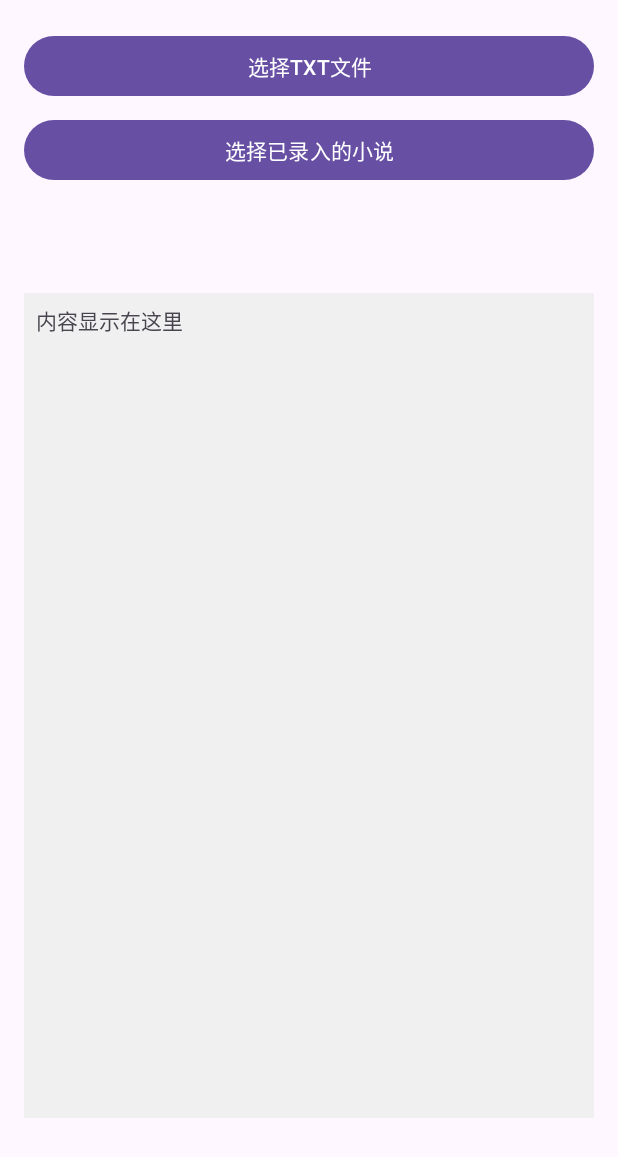
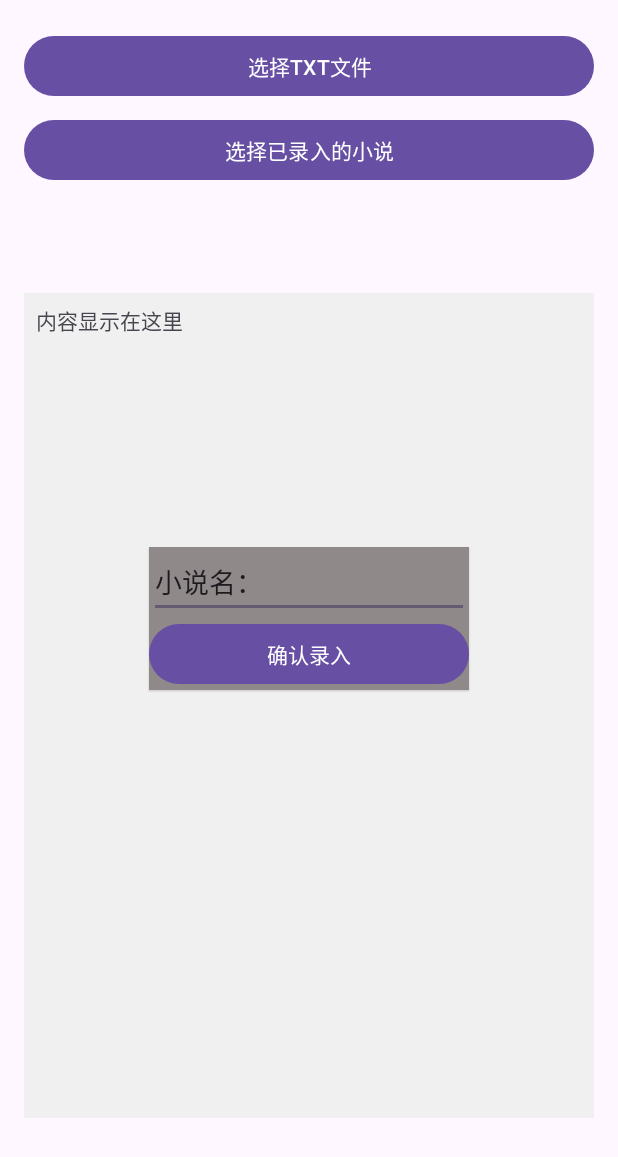
Before and after one commit to DongYangYuWHJ/audioBook, an Android app: the screen it shows after launch (MainActivity), after a tap on "选择TXT文件", on a phone screen of 412 x 824 dp. Shown: the top 1157 px of the screen. Run offline under Robolectric (Android 15) with nearby library versions, the phone set to English and light mode, and no system bars.

Commit message:
动态录入功能完成

```diff
--- a/app/src/main/java/com/example/myapplication/Adapter_TitleViewNovelRecorded.java
+++ b/app/src/main/java/com/example/myapplication/Adapter_TitleViewNovelRecorded.java
@@ -1,9 +1,11 @@
 package com.example.myapplication;
 
 import android.content.Context;
+import android.util.Log;
 import android.view.LayoutInflater;
 import android.view.View;
 import android.view.ViewGroup;
+import android.widget.Button;
 import android.widget.TextView;
 
 import androidx.annotation.NonNull;
@@ -15,10 +17,13 @@ public class Adapter_TitleViewNovelRecorded extends
         RecyclerView.Adapter<Adapter_TitleViewNovelRecorded.MyViewHolder> {
     Context context;
     ArrayList<TitleViewNovelRecorded> titles;
+    private OnButtonClickListener listener;
 
-    public Adapter_TitleViewNovelRecorded(Context context, ArrayList<TitleViewNovelRecorded> titles) {
+    public Adapter_TitleViewNovelRecorded(Context context, ArrayList<TitleViewNovelRecorded> titles,
+                                          OnButtonClickListener listener) {
         this.context = context;
         this.titles = titles;
+        this.listener = listener;
     }
 
     @NonNull
@@ -34,6 +39,7 @@ public class Adapter_TitleViewNovelRecorded extends
     public void onBindViewHolder(@NonNull Adapter_TitleViewNovelRecorded.MyViewHolder holder, int position) {
         //assign value to each row
         holder.title.setText(titles.get(position).getTitle());
+        holder.bind(titles.get(position).getTitle(), listener);
     }
 
     @Override
@@ -42,14 +48,32 @@ public class Adapter_TitleViewNovelRecorded extends
         return titles.size();
     }
 
+    // 更新数据
+    public void updateData(ArrayList<TitleViewNovelRecorded> newTitles) {
+        titles = newTitles;
+        Log.d("donghuiAdapter", "??" + newTitles.size());
+        for(int i = 0; i < titles.size(); i++){
+            Log.d("donghuiAdapter", "" + titles.get(i));
+        }
+        notifyDataSetChanged();
+    }
+
     public static class MyViewHolder extends RecyclerView.ViewHolder{
         //similar to onCreate:
         //grab views from row layout
-        TextView title;
+        Button title;
         public MyViewHolder(@NonNull View itemView) {
             super(itemView);
 
             title = itemView.findViewById(R.id.title);
         }
+        public void bind(String fileName, OnButtonClickListener listener){
+            title.setText(fileName);
+            title.setOnClickListener(v -> {
+                if (listener != null) {
+                    listener.onButtonClick(fileName);
+                }
+            });
+        }
     }
 }
--- a/app/src/main/java/com/example/myapplication/MainActivity.java
+++ b/app/src/main/java/com/example/myapplication/MainActivity.java
@@ -7,10 +7,13 @@ import android.text.method.ScrollingMovementMethod;
 import android.util.Log;
 import android.view.View;
 import android.widget.Button;
+import android.widget.EditText;
 import android.widget.ScrollView;
 import android.widget.TextView;
+import android.widget.Toast;
 
 import androidx.annotation.Nullable;
+import androidx.appcompat.app.AlertDialog;
 import androidx.appcompat.app.AppCompatActivity;
 import androidx.recyclerview.widget.LinearLayoutManager;
 import androidx.recyclerview.widget.RecyclerView;
@@ -27,11 +30,15 @@ import java.util.ArrayList;
 import org.mozilla.universalchardet.UniversalDetector;
 
 
-public class MainActivity extends AppCompatActivity {
+public class MainActivity extends AppCompatActivity implements OnButtonClickListener {
 
     private static final int PICK_TXT_FILE = 1; // 请求代码
     private TextView txtContent;
     ArrayList<TitleViewNovelRecorded> novelTitles;
+    Adapter_TitleViewNovelRecorded adapter;
+    private EditText textNovelTitleForInput;
+    RecyclerView recyclerView;
+    View pageNovel;
 
     @Override
     protected void onCreate(Bundle savedInstanceState) {
@@ -40,38 +47,52 @@ public class MainActivity extends AppCompatActivity {
 
         Button buttonReadFile = findViewById(R.id.buttonReadFile);
         Button buttonSelectAlreadyReadNovel = findViewById(R.id.buttonReadStoredNovel);
-        ScrollView alreadyReadNovelSelectionList = findViewById(R.id.read_novel_selection_list);
+//        ScrollView alreadyReadNovelSelectionList = findViewById(R.id.read_novel_selection_list);
         Button buttonSelectionNovel1 = findViewById(R.id.button_test);
-        View pageNovel = findViewById(R.id.read_novel_page);
-        RecyclerView recyclerView = findViewById(R.id.recycler_view);
+        pageNovel = findViewById(R.id.read_novel_page);
+        recyclerView = findViewById(R.id.recycler_view);
+        Button buttonNovelTitleForInput = findViewById(R.id.button_novel_title_for_input);
+        View layoutNovelTitleForInput = findViewById(R.id.layout_novel_title_for_input);
+        textNovelTitleForInput = findViewById(R.id.novel_title_for_input);
 
         txtContent = findViewById(R.id.txtContent);
         txtContent.setMovementMethod(new ScrollingMovementMethod());
 
-        buttonReadFile.setOnClickListener(v -> openFilePicker());
-        buttonSelectionNovel1.setOnClickListener(new View.OnClickListener() {
+        buttonReadFile.setOnClickListener(new View.OnClickListener() {
             @Override
             public void onClick(View v) {
-                alreadyReadNovelSelectionList.setVisibility(View.INVISIBLE);
-                pageNovel.setVisibility(View.VISIBLE);
-                selectFromAlreadyReadNovels((String) buttonSelectionNovel1.getText());
+                layoutNovelTitleForInput.setVisibility(View.VISIBLE);
             }
         });
+        buttonNovelTitleForInput.setOnClickListener(new View.OnClickListener() {
+            @Override
+            public void onClick(View v) {
+                openFilePicker();
+                layoutNovelTitleForInput.setVisibility(View.INVISIBLE);
+            }
+        });
+//        buttonSelectionNovel1.setOnClickListener(new View.OnClickListener() {
+//            @Override
+//            public void onClick(View v) {
+//                recyclerView.setVisibility(View.INVISIBLE);
+//                pageNovel.setVisibility(View.VISIBLE);
+//                selectFromAlreadyReadNovels((String) buttonSelectionNovel1.getText());
+//            }
+//        });
         buttonSelectAlreadyReadNovel.setOnClickListener(new View.OnClickListener() {
             @Override
             public void onClick(View v) {
-                alreadyReadNovelSelectionList.setVisibility(View.VISIBLE);
+                recyclerView.setVisibility(View.VISIBLE);
                 pageNovel.setVisibility(View.INVISIBLE);
             }
         });
         novelTitles = new ArrayList<>();
         setUpNovelTitles();
-
-        Adapter_TitleViewNovelRecorded adapter = new Adapter_TitleViewNovelRecorded(this, novelTitles);
+        adapter = new Adapter_TitleViewNovelRecorded(this, novelTitles, this);
         recyclerView.setAdapter(adapter);
         recyclerView.setLayoutManager(new LinearLayoutManager(this));
+    }
 
-    }
 
     // 打开文件选择器
     private void openFilePicker() {
@@ -80,14 +101,49 @@ public class MainActivity extends AppCompatActivity {
         startActivityForResult(Intent.createChooser(intent, "选择TXT文件"), PICK_TXT_FILE);
     }
 
+    public void alreadyInputNovelButtonClicker(String title){
+        recyclerView.setVisibility(View.INVISIBLE);
+        pageNovel.setVisibility(View.VISIBLE);
+        selectFromAlreadyReadNovels(title);
+    }
+
     @Override
     protected void onActivityResult(int requestCode, int resultCode, @Nullable Intent data) {
         super.onActivityResult(requestCode, resultCode, data);
         if (requestCode == PICK_TXT_FILE && resultCode == RESULT_OK && data != null) {
             Uri uri = data.getData(); // 获取用户选择的文件URI
-            readTextFileWithEncoding(uri);
+            String novelTitle = String.valueOf(textNovelTitleForInput.getText());
+            readTextFileWithEncoding(uri, novelTitle);
+//            showFileNameInputDialog(uri);
+            // 更新小说标题
+            setUpNovelTitles(); // 重新加载标题列表
+            Log.d("donghuiTitles", "" + novelTitles.size());
+            adapter.updateData(novelTitles);
         }
     }
+
+    protected void showFileNameInputDialog(Uri fileUri) {
+        // 创建一个 EditText 让用户输入文件名
+        EditText novelTitleForInput = new EditText(this);
+        novelTitleForInput.setHint("请输入文件名（不含扩展名）");
+
+        new AlertDialog.Builder(this)
+                .setTitle("保存文件")
+                .setMessage("请输入文件名")
+                .setView(novelTitleForInput) // 添加输入框
+                .setPositiveButton("保存", (dialog, which) -> {
+                    String fileName = novelTitleForInput.getText().toString().trim();
+                    if (!fileName.isEmpty()) {
+                        // 保存文件到内部存储
+                        readTextFileWithEncoding(fileUri, fileName);
+                    } else {
+                        Toast.makeText(this, "文件名不能为空", Toast.LENGTH_SHORT).show();
+                    }
+                })
+                .setNegativeButton("取消", null)
+                .show();
+    }
+
 
     /**
      * 录入文本至app内文件夹
@@ -132,7 +188,7 @@ public class MainActivity extends AppCompatActivity {
      * 读取文本内容
      * @param uri
      */
-    private void readTextFileWithEncoding(Uri uri) {
+    private void readTextFileWithEncoding(Uri uri, String novelTitle) {
         try {
             InputStream inputStream = getContentResolver().openInputStream(uri);
 
@@ -164,12 +220,12 @@ public class MainActivity extends AppCompatActivity {
             }
             inputStream.close();
 
-            String fileName = "mybook1.txt"; // 自定义文件名
+            String fileName = novelTitle+".txt"; // 自定义文件名
             saveFileToInternalStorage(fileName, stringBuilder.toString());
 
 
             // 显示文件内容
-            txtContent.setText(stringBuilder.toString());
+//            txtContent.setText(stringBuilder.toString());
         } catch (Exception e) {
             e.printStackTrace();
             txtContent.setText("读取文件时出错！");
@@ -194,6 +250,7 @@ public class MainActivity extends AppCompatActivity {
 
         if (internalDir != null && internalDir.isDirectory()) {
             // 遍历内部存储中的文件
+            novelTitles.clear();
             for (File file : internalDir.listFiles()) {
                 if (file.isFile() && file.getName().endsWith(".txt")) {
                     // 添加文件名（包含扩展名）
@@ -203,4 +260,11 @@ public class MainActivity extends AppCompatActivity {
         }
     }
 
+    @Override
+    public void onButtonClick(String fileName) {
+        // 处理按钮点击事件
+        Toast.makeText(this, "Button clicked for: " + fileName, Toast.LENGTH_SHORT).show();
+        // 调用 MainActivity 的其他方法
+        alreadyInputNovelButtonClicker(fileName);
+    }
 }
--- /dev/null
+++ b/app/src/main/java/com/example/myapplication/OnButtonClickListener.java
@@ -0,0 +1,5 @@
+package com.example.myapplication;
+
+public interface OnButtonClickListener {
+    void onButtonClick(String fileName);
+}
--- a/app/src/main/res/layout/activity_main.xml
+++ b/app/src/main/res/layout/activity_main.xml
@@ -7,12 +7,50 @@
     android:orientation="vertical"
     android:padding="16dp">
 
+    <LinearLayout
+        android:layout_width="wrap_content"
+        android:layout_height="wrap_content"
+        android:orientation="vertical"
+        android:id="@+id/layout_novel_title_for_input"
+        android:background="@color/grey"
+        app:layout_constraintBottom_toBottomOf="parent"
+        app:layout_constraintHorizontal_bias="0.5"
+        app:layout_constraintLeft_toLeftOf="parent"
+        app:layout_constraintRight_toRightOf="parent"
+        app:layout_constraintTop_toTopOf="parent"
+        app:layout_constraintVertical_bias="0.5"
+        android:elevation="1dp"
+        android:visibility="invisible">
+
+        <EditText
+            android:id="@+id/novel_title_for_input"
+            android:layout_width="wrap_content"
+            android:layout_height="wrap_content"
+            android:ems="10"
+            android:inputType="text"
+            android:text="小说名：" />
+
+        <Button
+            android:id="@+id/button_novel_title_for_input"
+            android:layout_width="match_parent"
+            android:layout_height="wrap_content"
+            android:text="确认录入" />
+
+    </LinearLayout>
+
+
     <androidx.recyclerview.widget.RecyclerView
         android:id="@+id/recycler_view"
-        android:layout_width="match_parent"
-        android:layout_height="match_parent"
+        android:layout_width="wrap_content"
+        android:layout_height="wrap_content"
+        android:elevation="0.5dp"
+        android:visibility="invisible"
+        app:layout_constraintBottom_toBottomOf="parent"
+        app:layout_constraintHorizontal_bias="0.5"
         app:layout_constraintLeft_toLeftOf="parent"
-        app:layout_constraintTop_toTopOf="parent" />
+        app:layout_constraintRight_toRightOf="parent"
+        app:layout_constraintTop_toTopOf="parent"
+        app:layout_constraintVertical_bias="0.5" />
 
     <ScrollView
         android:id="@+id/read_novel_selection_list"
--- a/app/src/main/res/layout/title_view_novel_recorded.xml
+++ b/app/src/main/res/layout/title_view_novel_recorded.xml
@@ -17,7 +17,7 @@
             android:layout_width="match_parent"
             android:layout_height="match_parent">
 
-            <TextView
+            <Button
                 android:id="@+id/title"
                 android:layout_width="wrap_content"
                 android:layout_height="wrap_content"
--- a/app/src/main/res/values/colors.xml
+++ b/app/src/main/res/values/colors.xml
@@ -2,4 +2,5 @@
 <resources>
     <color name="black">#FF000000</color>
     <color name="white">#FFFFFFFF</color>
+    <color name="grey">#908989</color>
 </resources>
```
